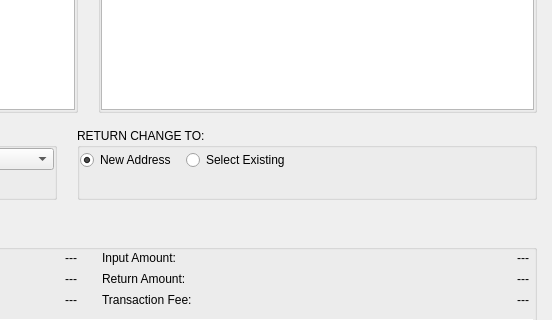
BlockSettle/terminal, file BlockSettleUILib/CreateTransactionDialogAdvanced.ui: the form before one commit; both pictures show x 368 to 920 and y 238 to 558 of the 920 by 661 pixel window.
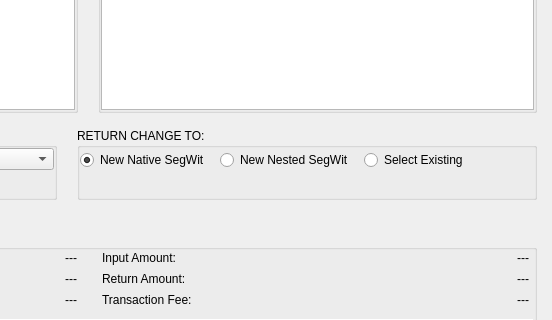
The form after the commit.

Commit message: BST-963: new change address type: native/nested

```diff
--- a/BlockSettleUILib/CreateTransactionDialogAdvanced.ui
+++ b/BlockSettleUILib/CreateTransactionDialogAdvanced.ui
@@ -1227,13 +1227,29 @@
                </sizepolicy>
               </property>
               <property name="text">
-               <string>New Address</string>
+               <string>New Native SegWit</string>
               </property>
               <property name="checked">
                <bool>true</bool>
               </property>
              </widget>
             </item>
+            <item>
+             <widget class="QRadioButton" name="radioButtonNewAddrNested">
+              <property name="sizePolicy">
+               <sizepolicy hsizetype="Fixed" vsizetype="Fixed">
+                <horstretch>0</horstretch>
+                <verstretch>0</verstretch>
+               </sizepolicy>
+              </property>
+              <property name="text">
+               <string>New Nested SegWit</string>
+              </property>
+              <property name="checked">
+               <bool>false</bool>
+              </property>
+             </widget>
+            </item>
             <item>
              <widget class="QRadioButton" name="radioButtonExistingAddress">
               <property name="text">
```
Left out of the diff: 4 changed lines with no effect on the pictures. The commit also changes 1 other file.
